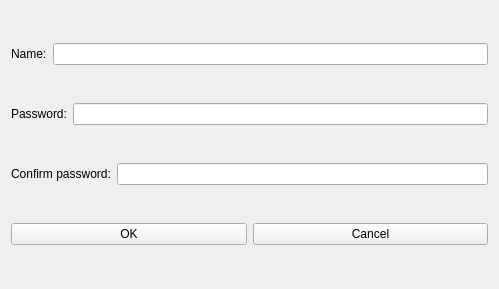
This is src/ui/box/create-box.ui in openeuler-mirror/ks-ssr as Qt 5 draws it before an edit. The edited form follows.
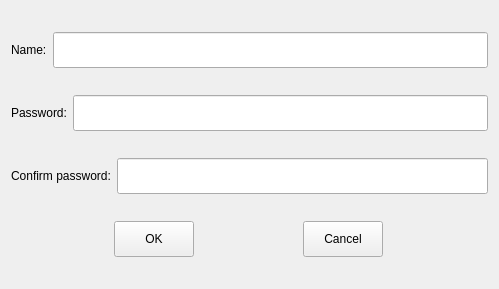
This is the edited form. Icons and pictures are not drawn.

The edit to the form file:
```diff
--- a/src/ui/box/create-box.ui
+++ b/src/ui/box/create-box.ui
@@ -31,7 +31,14 @@
       </widget>
      </item>
      <item>
-      <widget class="QLineEdit" name="m_name"/>
+      <widget class="QLineEdit" name="m_name">
+       <property name="minimumSize">
+        <size>
+         <width>0</width>
+         <height>36</height>
+        </size>
+       </property>
+      </widget>
      </item>
     </layout>
    </item>
@@ -45,7 +52,14 @@
       </widget>
      </item>
      <item>
-      <widget class="QLineEdit" name="m_password"/>
+      <widget class="QLineEdit" name="m_password">
+       <property name="minimumSize">
+        <size>
+         <width>0</width>
+         <height>36</height>
+        </size>
+       </property>
+      </widget>
      </item>
     </layout>
    </item>
@@ -59,7 +73,14 @@
       </widget>
      </item>
      <item>
-      <widget class="QLineEdit" name="m_confirmPassword"/>
+      <widget class="QLineEdit" name="m_confirmPassword">
+       <property name="minimumSize">
+        <size>
+         <width>0</width>
+         <height>36</height>
+        </size>
+       </property>
+      </widget>
      </item>
     </layout>
    </item>
@@ -67,6 +88,18 @@
     <layout class="QHBoxLayout" name="horizontalLayout_4">
      <item>
       <widget class="QPushButton" name="m_ok">
+       <property name="sizePolicy">
+        <sizepolicy hsizetype="Fixed" vsizetype="Fixed">
+         <horstretch>0</horstretch>
+         <verstretch>0</verstretch>
+        </sizepolicy>
+       </property>
+       <property name="minimumSize">
+        <size>
+         <width>72</width>
+         <height>36</height>
+        </size>
+       </property>
        <property name="text">
         <string>OK</string>
        </property>
@@ -74,6 +107,18 @@
      </item>
      <item>
       <widget class="QPushButton" name="m_cancel">
+       <property name="sizePolicy">
+        <sizepolicy hsizetype="Fixed" vsizetype="Fixed">
+         <horstretch>0</horstretch>
+         <verstretch>0</verstretch>
+        </sizepolicy>
+       </property>
+       <property name="minimumSize">
+        <size>
+         <width>72</width>
+         <height>36</height>
+        </size>
+       </property>
        <property name="text">
         <string>Cancel</string>
        </property>
```
